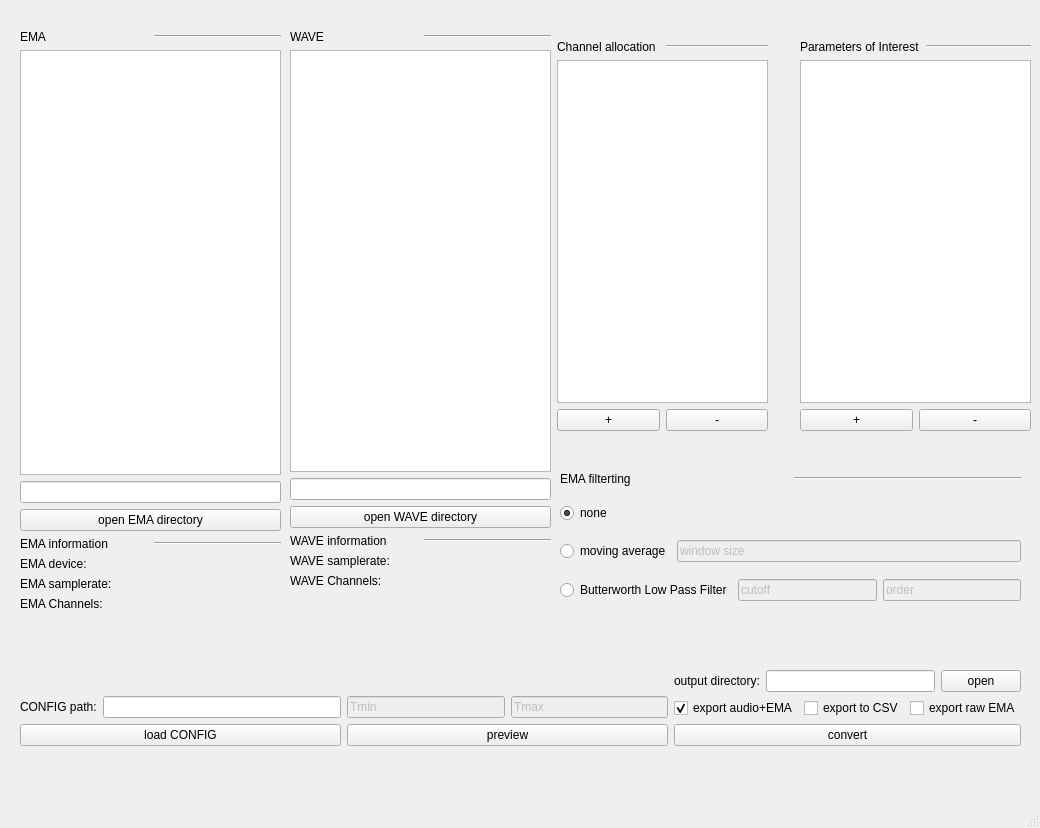
Qt form src/ema2wav_gui.ui (phbuech/ema2wav) before a commit.
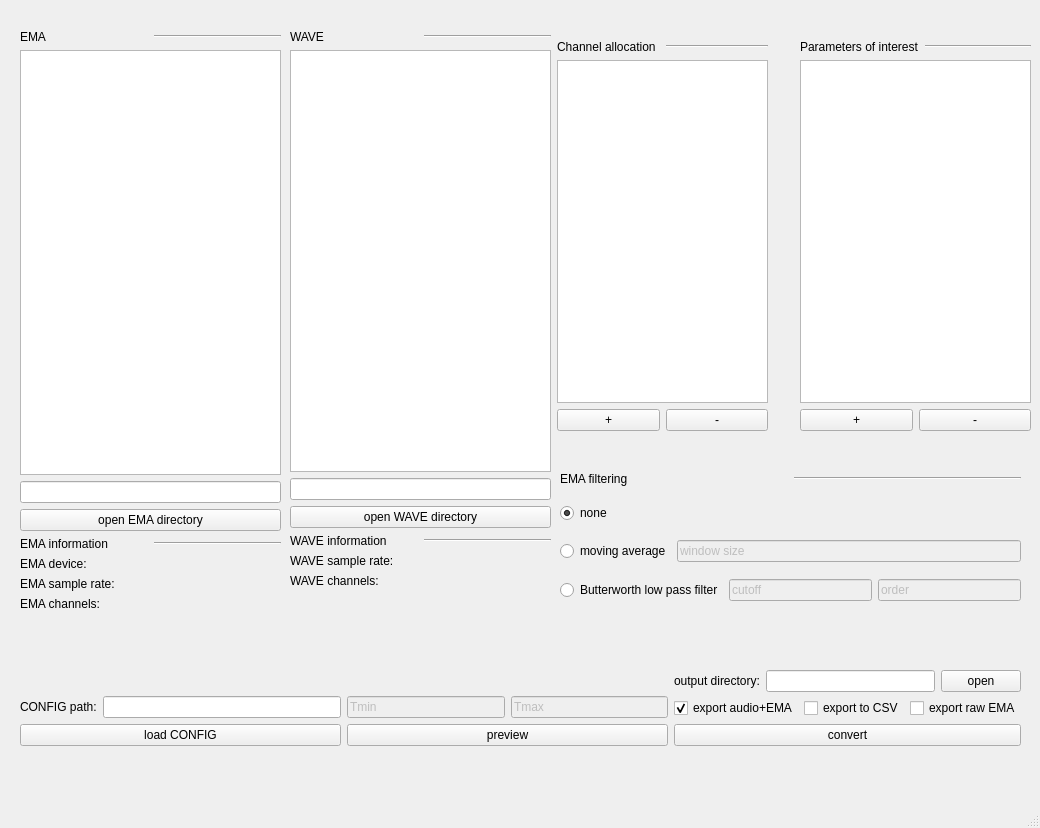
The same form after that commit.

Diff of the .ui file:
```diff
--- a/src/ema2wav_gui.ui
+++ b/src/ema2wav_gui.ui
@@ -109,7 +109,7 @@
          <item>
           <widget class="QLabel" name="label_3">
            <property name="text">
-            <string>EMA samplerate:</string>
+            <string>EMA sample rate:</string>
            </property>
           </widget>
          </item>
@@ -127,7 +127,7 @@
          <item>
           <widget class="QLabel" name="label_4">
            <property name="text">
-            <string>EMA Channels:</string>
+            <string>EMA channels:</string>
            </property>
           </widget>
          </item>
@@ -221,7 +221,7 @@
          <item>
           <widget class="QLabel" name="label_9">
            <property name="text">
-            <string>WAVE samplerate:</string>
+            <string>WAVE sample rate:</string>
            </property>
           </widget>
          </item>
@@ -239,7 +239,7 @@
          <item>
           <widget class="QLabel" name="label_10">
            <property name="text">
-            <string>WAVE Channels:</string>
+            <string>WAVE channels:</string>
            </property>
           </widget>
          </item>
@@ -338,7 +338,7 @@
        <item>
         <widget class="QLabel" name="label_11">
          <property name="text">
-          <string>Parameters of Interest</string>
+          <string>Parameters of interest</string>
          </property>
         </widget>
        </item>
@@ -389,7 +389,7 @@
        <item>
         <widget class="QLabel" name="label_12">
          <property name="text">
-          <string>EMA filterting</string>
+          <string>EMA filtering</string>
          </property>
         </widget>
        </item>
@@ -461,7 +461,7 @@
        <item>
         <widget class="QRadioButton" name="butter_lp_btn">
          <property name="text">
-          <string>Butterworth Low Pass Filter</string>
+          <string>Butterworth low pass filter</string>
          </property>
         </widget>
        </item>
```
